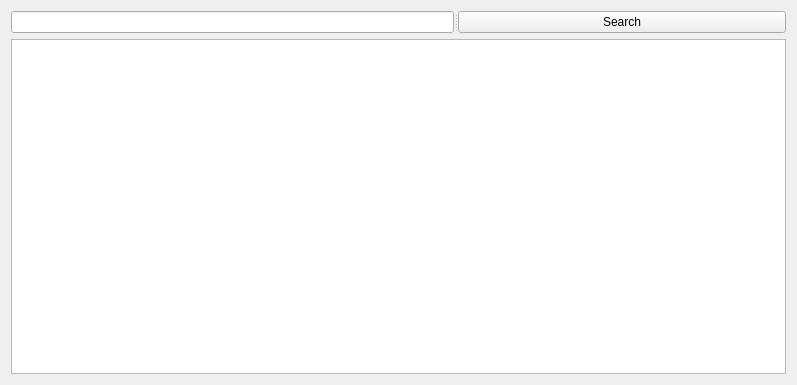
Above: search.ui from 0x000N3X4N/HomeApplianceService before the change. Below: the same form after it.
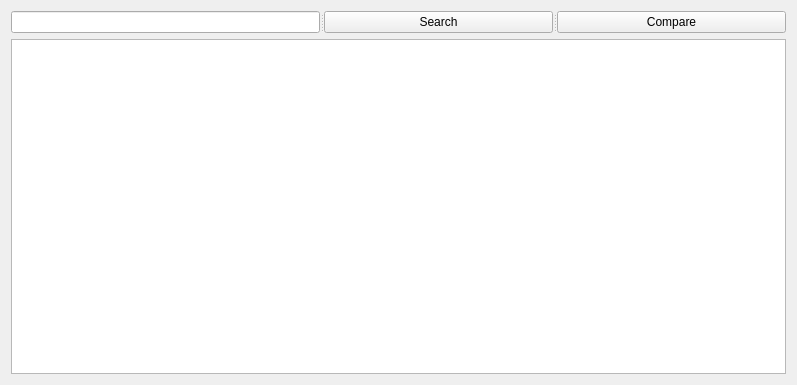
That is the form after the change.

Commit message: added: 'compare' module

Diff of the .ui file:
```diff
--- a/search.ui
+++ b/search.ui
@@ -24,6 +24,14 @@
       <property name="text">
        <string>Search</string>
       </property>
+      <property name="flat">
+       <bool>false</bool>
+      </property>
+     </widget>
+     <widget class="QPushButton" name="cmp_btn">
+      <property name="text">
+       <string>Compare</string>
+      </property>
      </widget>
     </widget>
    </item>
```
The commit also changes 6 other files.
